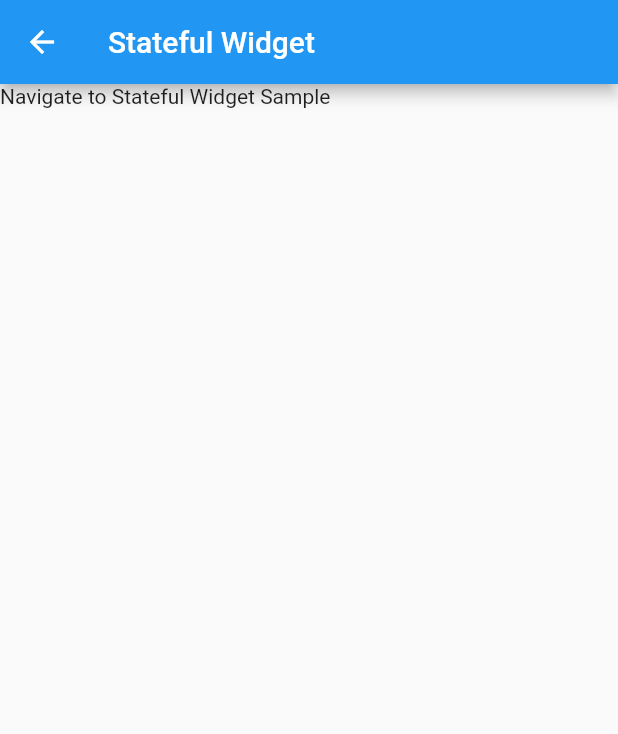
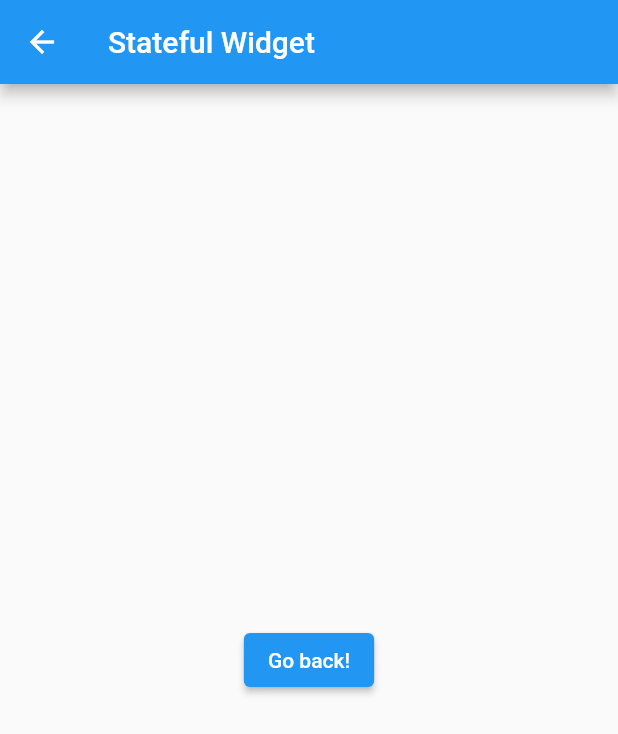
Before and after one commit to takashi-engineering/flutter-app, a Flutter app: the NavigateToStatefulWidget screen opened directly, on a phone screen of 412 x 824 dp. Shown: the top 734 px of the screen. Run offline on Flutter 3.47's test engine with Material 2 defaults, Android fonts, the phone set to English and light mode, and no system bars.

Commit message:
Stateful WidgetにGo back機能を実装

```diff
--- a/lib/navigation_sample/navigate_to_stateful_widget.dart
+++ b/lib/navigation_sample/navigate_to_stateful_widget.dart
@@ -15,10 +15,18 @@ class _NavigateToStatefulWidget extends State<NavigateToStatefulWidget> {
       appBar: AppBar(
         title: const Text('Stateful Widget'),
       ),
-      body: const Column(
-        children: [
-          Text("Navigate to Stateful Widget Sample"),
-        ],
+      // body: const Column(
+      //   children: [
+      //     Text("Navigate to Stateful Widget Sample"),
+      //   ],
+      // ),
+      body: Center(
+        child: ElevatedButton(
+          onPressed: () {
+            Navigator.pop(context);
+          },
+          child: const Text('Go back!'),
+        ),
       ),
     );
   }
```
